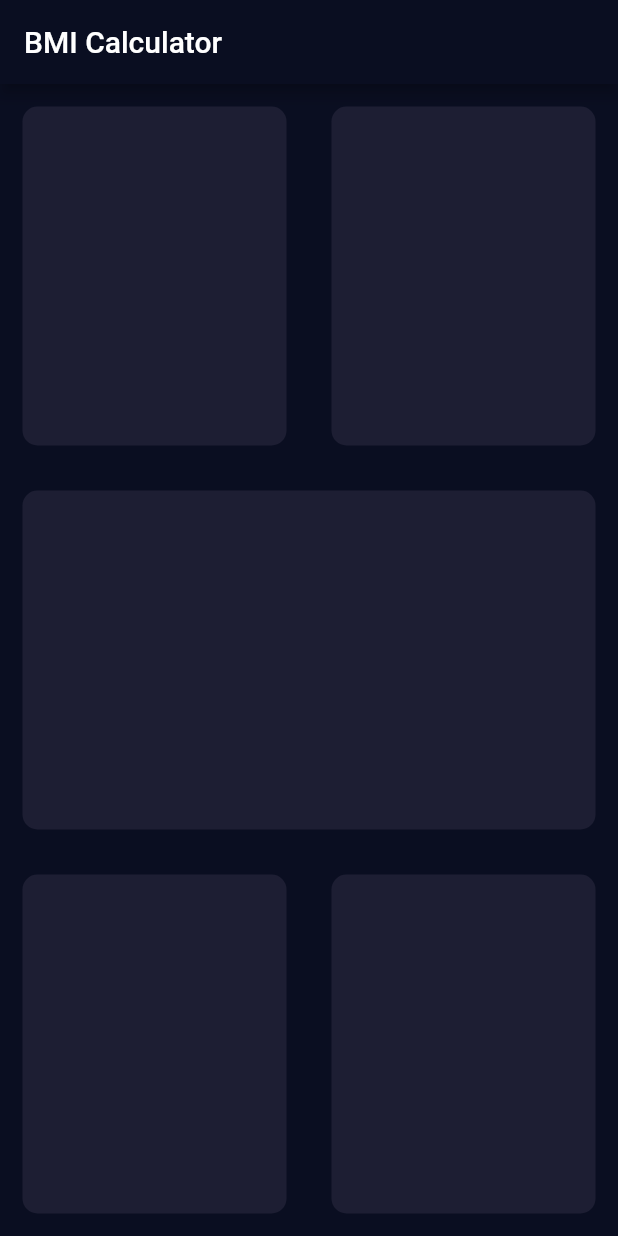
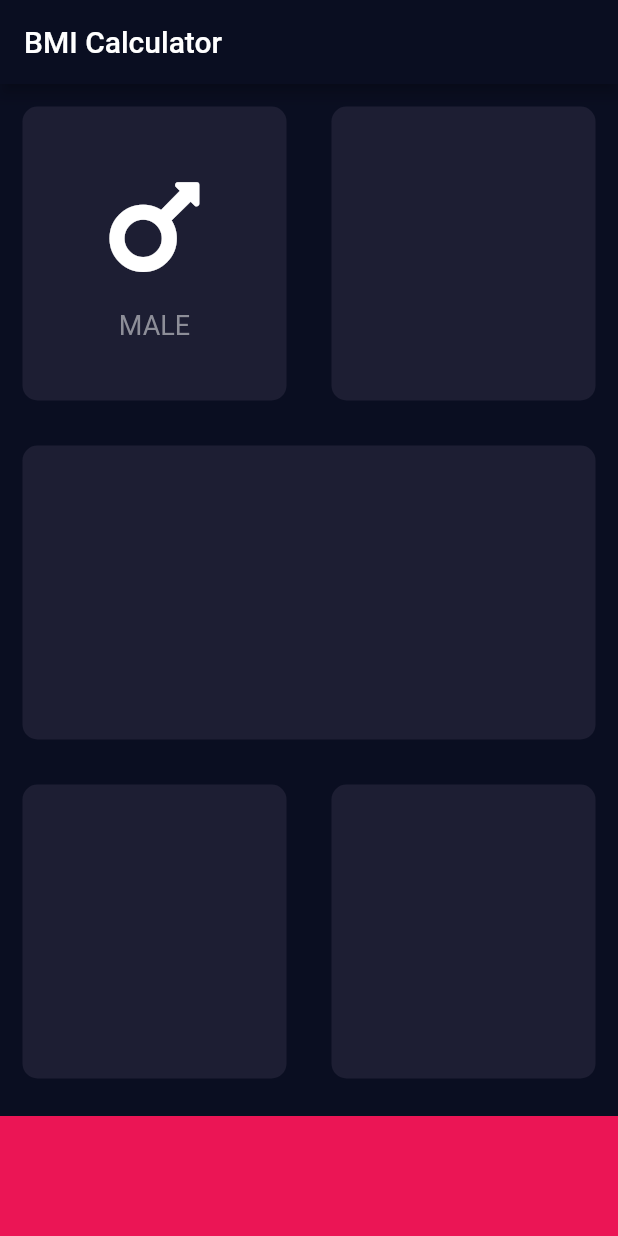
Before and after one commit to nagcse42/dicee-flutter, a Flutter app: the screen it shows after launch, on a phone screen of 412 x 824 dp. Run offline on Flutter 3.47's test engine with Material 2 defaults, Android fonts, the phone set to English and light mode, and no system bars; our stand-ins replace font_awesome_flutter; missing offline and left inert: dart:ffi.

Commit message:
bmi calc initial changes committed.

```diff
--- a/bmi_calc/lib/input_page.dart
+++ b/bmi_calc/lib/input_page.dart
@@ -1,4 +1,11 @@
+import 'dart:ffi';
+
 import 'package:flutter/material.dart';
+import 'package:font_awesome_flutter/font_awesome_flutter.dart';
+
+const bottomContainerHeight = 80.0;
+const Color cardColor = Color(0xFF1D1E33);
+const Color bottomContainerColor = Color(0xFFEB1555);
 
 class InputPage extends StatefulWidget {
   @override
@@ -18,29 +25,62 @@ class InputPageState extends State<InputPage> {
             child: Row(
               children: <Widget>[
                 Expanded(
-                  child:  ReusableCard(),
+                  child: ReusableCard(
+                    colour: cardColor,
+                    childCard: Column(
+                      mainAxisAlignment: MainAxisAlignment.center,
+                      children: <Widget>[
+                        Icon(
+                          FontAwesomeIcons.mars,
+                          size: 80.0,
+                        ),
+                        SizedBox(
+                          height: 15.0,
+                        ),
+                        Text(
+                          'MALE',
+                          style: TextStyle(
+                              color: Color(0xFF8D8E98), fontSize: 18.0),
+                        )
+                      ],
+                    ),
+                  ),
                 ),
                 Expanded(
-                  child:  ReusableCard(),
+                  child: ReusableCard(
+                    colour: cardColor,
+                  ),
                 ),
               ],
             ),
           ),
           Expanded(
-            child: ReusableCard(),
+            child: ReusableCard(
+              colour: cardColor,
+            ),
           ),
           Expanded(
             child: Row(
               children: <Widget>[
                 Expanded(
-                  child: ReusableCard(),
+                  child: ReusableCard(
+                    colour: cardColor,
+                  ),
                 ),
                 Expanded(
-                  child: ReusableCard(),
+                  child: ReusableCard(
+                    colour: cardColor,
+                  ),
                 ),
               ],
             ),
           ),
+          Container(
+            color: bottomContainerColor,
+            margin: EdgeInsets.only(top: 10.0),
+            width: double.infinity,
+            height: bottomContainerHeight,
+          )
         ],
       ),
     );
@@ -48,16 +88,17 @@ class InputPageState extends State<InputPage> {
 }
 
 class ReusableCard extends StatelessWidget {
-  const ReusableCard({
-    Key key,
-  }) : super(key: key);
+  final Color colour;
+  final Widget childCard;
+  ReusableCard({@required this.colour, this.childCard});
 
   @override
   Widget build(BuildContext context) {
     return Container(
+      child: childCard,
       margin: EdgeInsets.all(15.0),
       decoration: BoxDecoration(
-        color: Color(0xFF1D1E33),
+        color: colour,
         borderRadius: BorderRadius.circular(10.0),
       ),
     );
--- a/bmi_calc/pubspec.yaml
+++ b/bmi_calc/pubspec.yaml
@@ -24,6 +24,7 @@ dependencies:
   # The following adds the Cupertino Icons font to your application.
   # Use with the CupertinoIcons class for iOS style icons.
   cupertino_icons: ^0.1.3
+  font_awesome_flutter: ^8.4.0
 
 dev_dependencies:
   flutter_test:
```
Also changed, not shown: bmi_calc/pubspec.lock.
